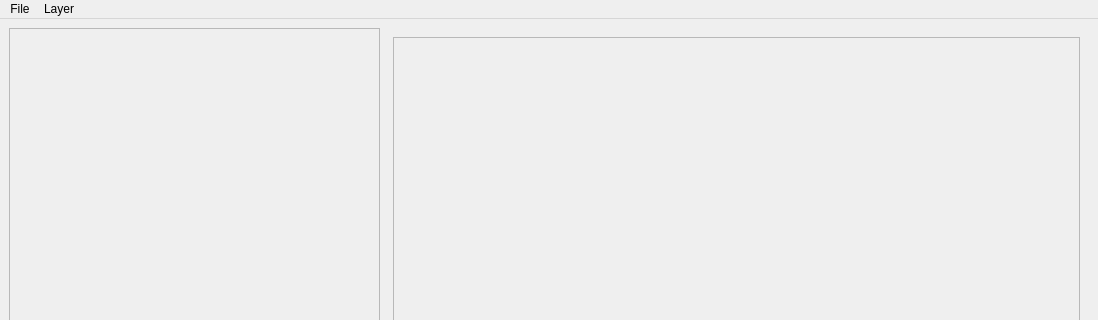
This is dcs_kneeboard_creator/ui/kneeboard_creator.ui in nielsvaes/dcs-kneeboard-creator as Qt 5 draws it before an edit; both pictures show x 0 to 1098 and y 0 to 320 of the 1098 by 744 pixel window. The edited form follows.
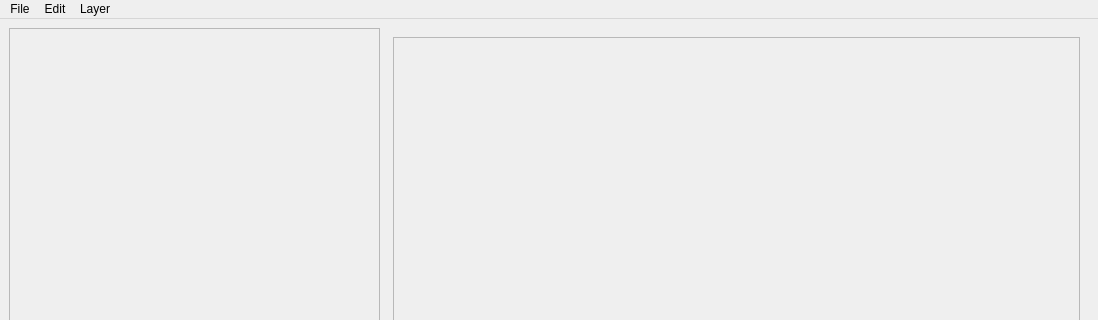
This is the edited form.

```diff
--- a/dcs_kneeboard_creator/ui/kneeboard_creator.ui
+++ b/dcs_kneeboard_creator/ui/kneeboard_creator.ui
@@ -83,7 +83,7 @@
      <x>0</x>
      <y>0</y>
      <width>1098</width>
-     <height>22</height>
+     <height>21</height>
     </rect>
    </property>
    <widget class="QMenu" name="menuFile">
@@ -96,8 +96,18 @@
      <string>Layer</string>
     </property>
     <addaction name="men_new_layer"/>
+    <addaction name="men_duplicate_layer"/>
+    <addaction name="men_del_layer"/>
+   </widget>
+   <widget class="QMenu" name="menuEdit">
+    <property name="title">
+     <string>Edit</string>
+    </property>
+    <addaction name="men_copy"/>
+    <addaction name="men_paste"/>
    </widget>
    <addaction name="menuFile"/>
+   <addaction name="menuEdit"/>
    <addaction name="menuLayer"/>
   </widget>
   <widget class="QStatusBar" name="statusbar"/>
```
Left out of the diff: 23 changed lines with no effect on the pictures.
